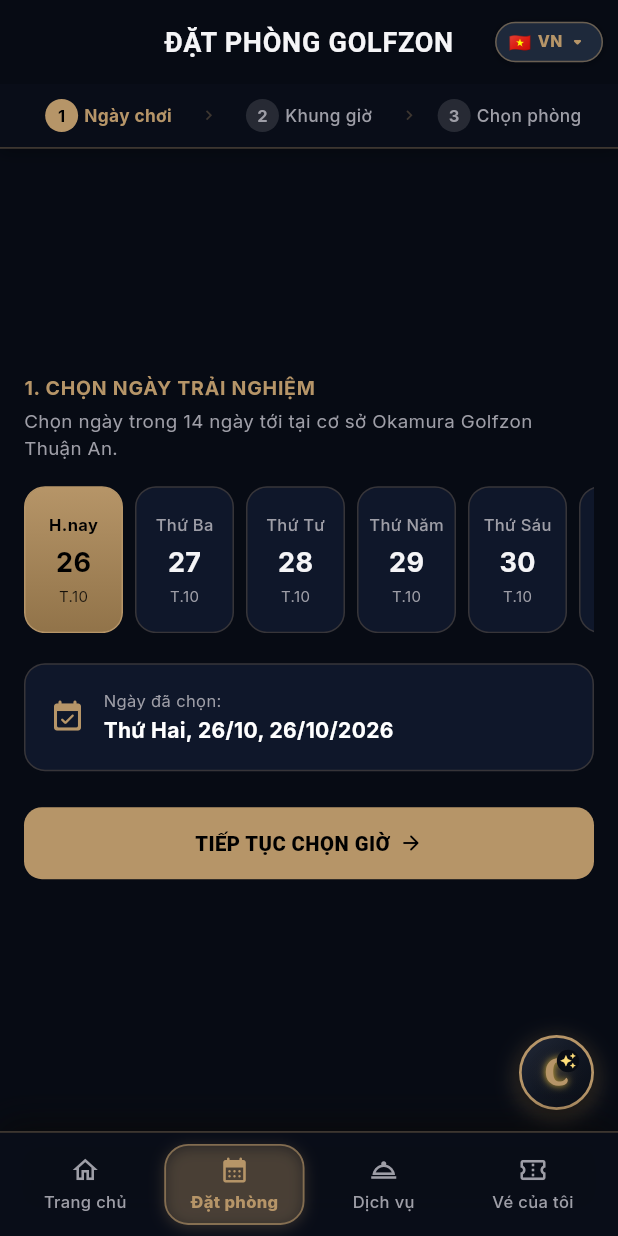
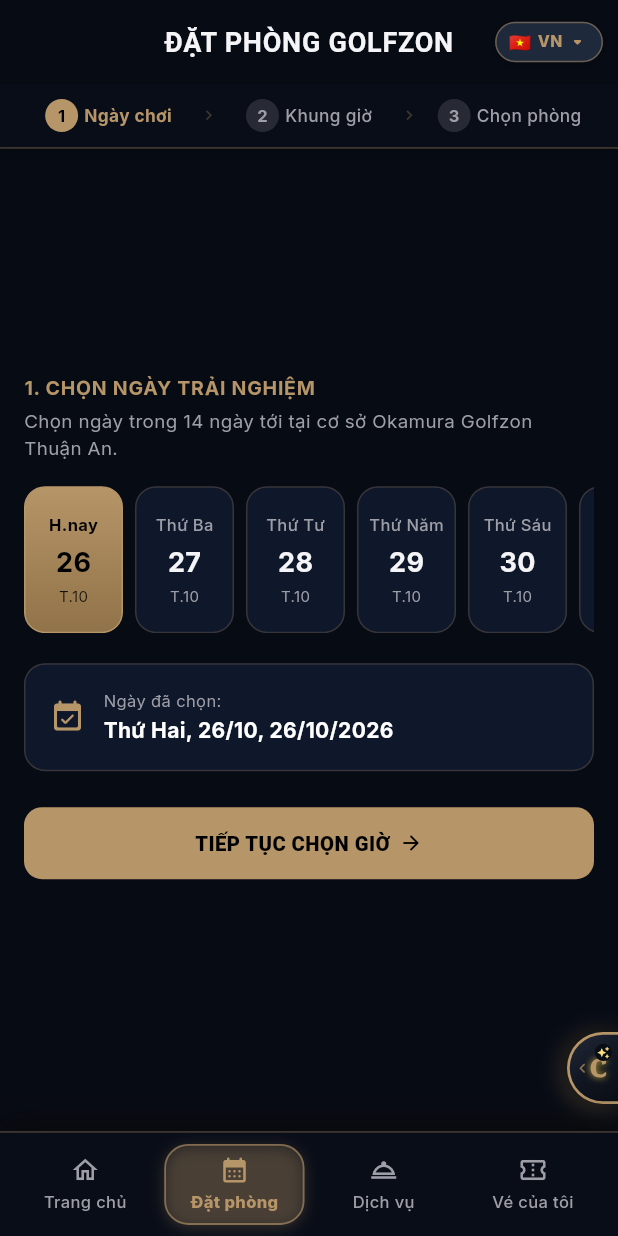
Before and after one commit to huuluc04nhl/GolfOkamura, a Flutter app: the UserShell screen opened directly with empty values, item 2 of the bottom bar chosen, on a phone screen of 412 x 824 dp. Run offline on Flutter 3.47's test engine with Material 3 defaults, Android fonts, the phone set to English and light mode, and no system bars; our stand-ins replace go_router, google_fonts, shared_preferences; accounts and stored records are empty.

Commit message:
feat(ui): dock AI Caddie button to right edge and clamp position above bottom nav bar

```diff
--- a/lib/presentation/shared_widgets/ai_floating_button.dart
+++ b/lib/presentation/shared_widgets/ai_floating_button.dart
@@ -2,16 +2,20 @@
 import '../../core/theme/app_colors.dart';
 import 'ai_chat_bottom_sheet.dart';
 
-/// Nút nổi (Floating Action Button) hình tròn biểu tượng chữ "C" kích hoạt Trợ lý ảo AI Caddie
-/// Hỗ trợ KÉO THẢ TỰ DO (Draggable) đến mọi vị trí trên màn hình, không che khuất nội dung
+/// Nút nổi (Floating Action Button) kích hoạt Trợ lý ảo AI Caddie
+/// Thiết kế Quiet Luxury chuẩn mực:
+/// - Mặc định thu gọn thành Tab bo viền sang trọng bám sát mép phải màn hình (Edge-docked)
+/// - Giới hạn an toàn tuyệt đối: Không bao giờ bị kéo lọt ra sau hoặc rớt xuống thanh bottom bar
+/// - Hỗ trợ kéo thả tức thì (Zero-latency raw pointer tracking) để tùy chỉnh độ cao theo tầm tay
+/// - Tự động hít (magnetic snap) về mép phải khi buông tay
 class AiFloatingButton extends StatefulWidget {
-  final double bottomOffset;
-  final double rightOffset;
+  final double bottomBarHeight;
+  final double initialBottomOffset;
 
   const AiFloatingButton({
     super.key,
-    this.bottomOffset = 14,
-    this.rightOffset = 16,
+    this.bottomBarHeight = 70.0,
+    this.initialBottomOffset = 18.0,
   });
 
   @override
@@ -19,34 +23,60 @@
 }
 
 class _AiFloatingButtonState extends State<AiFloatingButton> {
-  Offset? _position;
+  // Trạng thái vị trí
+  double? _x;
+  double? _y;
+  bool _isDocked = true;
+  bool _isDragging = false;
+
+  // Tracking pointer cho gesture tức thì 120Hz
   Offset? _pointerDownPosition;
   Offset? _initialButtonPosition;
   DateTime? _pointerDownTime;
-  bool _isDragging = false;
+
+  static const double _dockedWidth = 34.0;
+  static const double _dockedHeight = 48.0;
+  static const double _expandedSize = 50.0;
 
   @override
   Widget build(BuildContext context) {
     final screenSize = MediaQuery.sizeOf(context);
     final safePadding = MediaQuery.paddingOf(context);
 
-    // Vị trí mặc định ở góc dưới bên phải (ngay sát trên thanh bottom bar)
-    final defaultX = screenSize.width - 50 - widget.rightOffset;
-    final defaultY = screenSize.height - 70 - safePadding.bottom - 50 - widget.bottomOffset;
+    // Xác định chiều rộng khả dụng (hỗ trợ responsive cả màn hình rộng 600dp và mobile)
+    final isWide = screenSize.width > 600;
+    final leftEdge = isWide ? (screenSize.width - 600) / 2 : 0.0;
+    final rightEdge = isWide ? (screenSize.width + 600) / 2 : screenSize.width;
 
-    // Giới hạn vùng an toàn không bị trôi ra ngoài màn hình
-    final minX = 8.0;
-    final maxX = (screenSize.width - 50 - 8.0).clamp(minX, screenSize.width);
+    // Chiều cao khả dụng trong Scaffold.body:
+    // Tuyệt đối không tính thanh bottom navigation bar và safe padding đáy
+    final totalBottomHeight = widget.bottomBarHeight + safePadding.bottom;
+    final availableHeight = screenSize.height - totalBottomHeight;
+
+    // Kích thước nút theo trạng thái
+    final currentWidth = _isDocked && !_isDragging ? _dockedWidth : _expandedSize;
+    final currentHeight = _isDocked && !_isDragging ? _dockedHeight : _expandedSize;
+
+    // Giới hạn an toàn không bị trôi ra khỏi màn hình hoặc chui ra sau thanh bottom bar
+    final minX = leftEdge + 4.0;
+    final maxX = rightEdge - currentWidth;
     final minY = safePadding.top + 8.0;
-    final maxY = (screenSize.height - safePadding.bottom - 50 - 8.0).clamp(minY, screenSize.height);
+    final maxY = (availableHeight - currentHeight - 8.0).clamp(minY, availableHeight);
 
-    final currentPos = _position ?? Offset(defaultX, defaultY);
-    final safeX = currentPos.dx.clamp(minX, maxX);
-    final safeY = currentPos.dy.clamp(minY, maxY);
+    // Vị trí mặc định ban đầu: Thu gọn bám sát mép phải, ngay sát trên thanh bottom bar
+    final defaultX = rightEdge - _dockedWidth;
+    final defaultY = (availableHeight - _dockedHeight - widget.initialBottomOffset).clamp(minY, maxY);
 
-    return Positioned(
+    final safeX = (_x ?? defaultX).clamp(minX, maxX);
+    final safeY = (_y ?? defaultY).clamp(minY, maxY);
+
+    return AnimatedPositioned(
+      duration: _isDragging ? Duration.zero : const Duration(milliseconds: 240),
+      curve: Curves.easeOutCubic,
       left: safeX,
       top: safeY,
+      width: currentWidth,
+      height: currentHeight,
       child: Listener(
         behavior: HitTestBehavior.opaque,
         onPointerDown: (event) {
@@ -58,14 +88,19 @@
         onPointerMove: (event) {
           if (_pointerDownPosition == null || _initialButtonPosition == null) return;
           final delta = event.position - _pointerDownPosition!;
+
+          // Khi di chuyển vượt ngưỡng nhẹ 3px, lập tức chuyển sang chế độ kéo mở rộng
           if (!_isDragging && delta.distance > 3.0) {
             _isDragging = true;
+            _isDocked = false;
           }
+
           if (_isDragging) {
             final nextX = (_initialButtonPosition!.dx + delta.dx).clamp(minX, maxX);
             final nextY = (_initialButtonPosition!.dy + delta.dy).clamp(minY, maxY);
             setState(() {
-              _position = Offset(nextX, nextY);
+              _x = nextX;
+              _y = nextY;
             });
           }
         },
@@ -77,33 +112,52 @@
               : 999;
           final wasDragging = _isDragging;
 
+          if (!wasDragging && distance < 6.0 && durationMs < 450) {
+            // Chạm click nhanh -> Mở ngay AI Caddie Chatbot
             setState(() {
               _isDragging = false;
+              _isDocked = true;
             });
+            AiChatBottomSheet.show(context);
+          } else {
+            // Vừa kéo xong -> Tự động hít nhẹ nhàng về mép phải và thu gọn lại thành Tab bám viền
+            setState(() {
+              _isDragging = false;
+              _isDocked = true;
+              _x = rightEdge - _dockedWidth;
+              // Giữ nguyên độ cao Y người dùng vừa chọn, đảm bảo an toàn tuyệt đối
+              _y = safeY.clamp(minY, (availableHeight - _dockedHeight - 8.0).clamp(minY, availableHeight));
+            });
+          }
 
-          // Nếu chỉ chạm nhanh (không kéo), lập tức mở chatbox
-          if (!wasDragging && distance < 6.0 && durationMs < 450) {
-            AiChatBottomSheet.show(context);
-          }
           _pointerDownPosition = null;
           _initialButtonPosition = null;
         },
         onPointerCancel: (_) {
           setState(() {
             _isDragging = false;
+            _isDocked = true;
+            _x = rightEdge - _dockedWidth;
           });
           _pointerDownPosition = null;
           _initialButtonPosition = null;
         },
         child: Tooltip(
-          message: 'AI Caddie - Chạm để chat, kéo để đổi vị trí',
+          message: 'AI Caddie - Chạm để trò chuyện, kéo để đổi độ cao',
           child: Material(
             color: Colors.transparent,
-            child: Container(
-              width: 50,
-              height: 50,
+            child: AnimatedContainer(
+              duration: _isDragging ? Duration.zero : const Duration(milliseconds: 240),
+              curve: Curves.easeOutCubic,
+              width: currentWidth,
+              height: currentHeight,
               decoration: BoxDecoration(
-                shape: BoxShape.circle,
+                borderRadius: _isDocked && !_isDragging
+                    ? const BorderRadius.only(
+                        topLeft: Radius.circular(24),
+                        bottomLeft: Radius.circular(24),
+                      )
+                    : BorderRadius.circular(25),
                 gradient: const LinearGradient(
                   colors: [
                     Color(0xFF242A38),
@@ -113,30 +167,37 @@
                   begin: Alignment.topLeft,
                   end: Alignment.bottomRight,
                 ),
-                border: Border.all(
+                border: _isDocked && !_isDragging
+                    ? const Border(
+                        left: BorderSide(color: AppColors.primaryGold, width: 1.8),
+                        top: BorderSide(color: AppColors.primaryGold, width: 1.8),
+                        bottom: BorderSide(color: AppColors.primaryGold, width: 1.8),
+                      )
+                    : Border.all(
                         color: _isDragging ? const Color(0xFFFFDF7A) : AppColors.primaryGold,
                         width: _isDragging ? 2.2 : 1.8,
                       ),
                 boxShadow: [
                   BoxShadow(
                     color: AppColors.primaryGold.withValues(
-                      alpha: _isDragging ? 0.65 : 0.38,
+                      alpha: _isDragging ? 0.65 : (_isDocked ? 0.35 : 0.4),
                     ),
                     blurRadius: _isDragging ? 20 : 12,
-                    offset: Offset(0, _isDragging ? 6 : 4),
+                    offset: _isDocked && !_isDragging ? const Offset(-2, 2) : Offset(0, _isDragging ? 6 : 4),
                     spreadRadius: _isDragging ? 2 : 1,
                   ),
                   BoxShadow(
                     color: Colors.black.withValues(alpha: 0.6),
                     blurRadius: 8,
-                    offset: const Offset(0, 3),
+                    offset: _isDocked && !_isDragging ? const Offset(-2, 0) : const Offset(0, 3),
                   ),
                 ],
               ),
               child: Stack(
                 alignment: Alignment.center,
                 children: [
-                  // Vòng hào quang vàng nhẹ bên trong
+                  // Vòng hào quang vàng nhẹ khi mở rộng tròn
+                  if (!_isDocked || _isDragging)
                     Container(
                       width: 40,
                       height: 40,
@@ -151,16 +212,29 @@
                       ),
                     ),
 
+                  // Mũi tên nhỏ bên trái khi ở dạng Tab thu gọn để báo hiệu kéo / chạm
+                  if (_isDocked && !_isDragging)
+                    Positioned(
+                      left: 2,
+                      child: Icon(
+                        Icons.chevron_left_rounded,
+                        color: AppColors.primaryGold.withValues(alpha: 0.7),
+                        size: 13,
+                      ),
+                    ),
+
                   // Biểu tượng chữ "C" đại diện cho Caddie / Concierge
-                  const Text(
+                  Padding(
+                    padding: EdgeInsets.only(left: (_isDocked && !_isDragging) ? 6.0 : 0.0),
+                    child: Text(
                       'C',
                       style: TextStyle(
                         color: AppColors.primaryGold,
-                      fontSize: 24,
+                        fontSize: (_isDocked && !_isDragging) ? 17 : 24,
                         fontWeight: FontWeight.w900,
                         fontFamily: 'serif',
                         letterSpacing: -0.5,
-                      shadows: [
+                        shadows: const [
                           Shadow(
                             color: Color(0xFFD4AF37),
                             blurRadius: 6,
@@ -168,21 +242,22 @@
                         ],
                       ),
                     ),
+                  ),
 
-                  // Ngôi sao lấp lánh AI ở góc trên bên phải chữ "C"
+                  // Ngôi sao lấp lánh AI ở góc trên bên phải
                   Positioned(
-                    top: 8,
-                    right: 8,
+                    top: (_isDocked && !_isDragging) ? 6 : 8,
+                    right: (_isDocked && !_isDragging) ? 4 : 8,
                     child: Container(
-                      padding: const EdgeInsets.all(2),
+                      padding: const EdgeInsets.all(1.5),
                       decoration: const BoxDecoration(
                         color: Color(0xFF090D15),
                         shape: BoxShape.circle,
                       ),
-                      child: const Icon(
+                      child: Icon(
                         Icons.auto_awesome,
-                        color: Color(0xFFFFDF7A),
-                        size: 11,
+                        color: const Color(0xFFFFDF7A),
+                        size: (_isDocked && !_isDragging) ? 8.5 : 11,
                       ),
                     ),
                   ),
```
Lines whose indentation alone changed are shown as unchanged.
